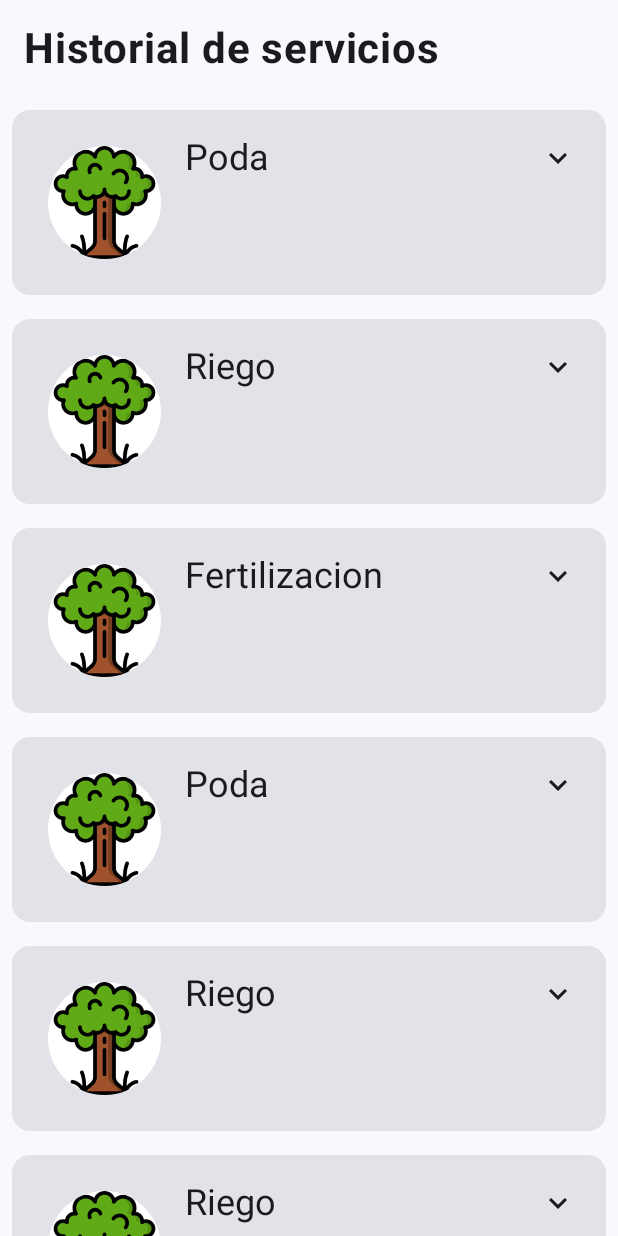
After one commit to patyjs/Jetpack_UI_Adoptree, an Android app built with Jetpack Compose: the HistorialActivity screen opened directly, with no data from a screen before it, on a phone screen of 412 x 824 dp. The commit adds this screen. Run offline under Robolectric (Android 15) with nearby library versions, the light colour scheme and no system bars.

Commit message:
Interfaz de historial de servicios

```diff
--- a/app/build.gradle
+++ b/app/build.gradle
@@ -62,6 +62,7 @@ dependencies {
     implementation platform('androidx.compose:compose-bom:2022.10.00')
     implementation platform('androidx.compose:compose-bom:2022.10.00')
     implementation platform('androidx.compose:compose-bom:2022.10.00')
+    implementation platform('androidx.compose:compose-bom:2022.10.00')
     testImplementation 'junit:junit:4.13.2'
     androidTestImplementation 'androidx.test.ext:junit:1.1.5'
     androidTestImplementation 'androidx.test.espresso:espresso-core:3.5.1'
@@ -72,6 +73,7 @@ dependencies {
     androidTestImplementation platform('androidx.compose:compose-bom:2022.10.00')
     androidTestImplementation platform('androidx.compose:compose-bom:2022.10.00')
     androidTestImplementation platform('androidx.compose:compose-bom:2022.10.00')
+    androidTestImplementation platform('androidx.compose:compose-bom:2022.10.00')
     debugImplementation 'androidx.compose.ui:ui-tooling'
     debugImplementation 'androidx.compose.ui:ui-test-manifest'
 }
--- a/app/src/main/AndroidManifest.xml
+++ b/app/src/main/AndroidManifest.xml
@@ -12,6 +12,11 @@
         android:supportsRtl="true"
         android:theme="@style/Theme.Myapp"
         tools:targetApi="31">
+        <activity
+            android:name=".HistorialActivity"
+            android:exported="false"
+            android:label="@string/title_activity_historial"
+            android:theme="@style/Theme.Myapp" />
         <activity
             android:name=".MisArbolesActivity"
             android:exported="true"
@@ -42,9 +47,7 @@
             android:name=".LoginActivity"
             android:exported="false"
             android:label="@string/title_activity_login"
-            android:theme="@style/Theme.Myapp">
-
-        </activity>
+            android:theme="@style/Theme.Myapp"></activity>
     </application>
 
 </manifest>
--- /dev/null
+++ b/app/src/main/java/com/example/myapp/HistorialActivity.kt
@@ -0,0 +1,176 @@
+package com.example.myapp
+
+import android.os.Bundle
+import androidx.activity.ComponentActivity
+import androidx.activity.compose.setContent
+import androidx.compose.animation.animateContentSize
+import androidx.compose.animation.core.Spring
+import androidx.compose.animation.core.spring
+import androidx.compose.foundation.Image
+import androidx.compose.foundation.layout.Arrangement
+import androidx.compose.foundation.layout.Box
+import androidx.compose.foundation.layout.Column
+import androidx.compose.foundation.layout.Row
+import androidx.compose.foundation.layout.Spacer
+import androidx.compose.foundation.layout.fillMaxHeight
+import androidx.compose.foundation.layout.fillMaxSize
+import androidx.compose.foundation.layout.fillMaxWidth
+import androidx.compose.foundation.layout.height
+import androidx.compose.foundation.layout.padding
+import androidx.compose.foundation.layout.size
+import androidx.compose.foundation.layout.width
+import androidx.compose.foundation.lazy.LazyColumn
+import androidx.compose.foundation.lazy.items
+import androidx.compose.foundation.shape.RoundedCornerShape
+import androidx.compose.material.icons.Icons
+import androidx.compose.material3.Card
+import androidx.compose.material3.Icon
+import androidx.compose.material3.IconButton
+import androidx.compose.material3.MaterialTheme
+import androidx.compose.material3.Surface
+import androidx.compose.material3.Text
+import androidx.compose.runtime.Composable
+import androidx.compose.runtime.getValue
+import androidx.compose.runtime.mutableStateOf
+import androidx.compose.runtime.remember
+import androidx.compose.runtime.setValue
+import androidx.compose.ui.Alignment
+import androidx.compose.ui.Modifier
+import androidx.compose.ui.draw.clip
+import androidx.compose.ui.layout.ContentScale
+import androidx.compose.ui.res.painterResource
+import androidx.compose.ui.res.stringResource
+import androidx.compose.ui.text.font.FontWeight
+import androidx.compose.ui.tooling.preview.Preview
+import androidx.compose.ui.unit.dp
+import androidx.compose.ui.unit.sp
+import com.example.myapp.Models.HistorialServiciosModel
+import com.example.myapp.Models.MisArbolesModel
+import com.example.myapp.ui.theme.MyappTheme
+
+class HistorialActivity : ComponentActivity() {
+    override fun onCreate(savedInstanceState: Bundle?) {
+        super.onCreate(savedInstanceState)
+        setContent {
+            MyappTheme {
+                // A surface container using the 'background' color from the theme
+                Surface(
+                    modifier = Modifier.fillMaxSize(),
+                    color = MaterialTheme.colorScheme.background
+                ) {
+                    Greeting3()
+                }
+            }
+        }
+    }
+}
+
+@Composable
+fun Greeting3(modifier: Modifier = Modifier) {
+    val misArboles: List<HistorialServiciosModel> = listOf<HistorialServiciosModel>(
+        HistorialServiciosModel("Poda", "12 de octubre",R.drawable.img),
+        HistorialServiciosModel("Riego", "5 de julio",R.drawable.img),
+        HistorialServiciosModel("Fertilizacion", "1 de noviembre",R.drawable.img),
+        HistorialServiciosModel("Poda", "12 de octubre",R.drawable.img),
+        HistorialServiciosModel("Riego", "5 de julio",R.drawable.img),
+        HistorialServiciosModel("Riego", "5 de julio",R.drawable.img),
+    )
+
+    Column {
+        Text(
+            text = "Historial de servicios",
+            fontSize = 28.sp,
+            fontWeight = FontWeight.Bold,
+            modifier=Modifier.padding(16.dp)
+        )
+        LazyColumn(modifier = modifier
+            .fillMaxSize()) {
+
+            items(misArboles) { data ->
+                DrawHistoryCard(data,modifier.padding(8.dp))
+            }
+        }
+    }
+
+
+}
+
+@Composable
+fun DrawHistoryCard(data: HistorialServiciosModel, modifier: Modifier = Modifier) {
+    var expanded by remember { mutableStateOf(false) }
+    Card(modifier = modifier
+        .animateContentSize(
+            animationSpec = spring(
+                dampingRatio = Spring.DampingRatioNoBouncy,
+                stiffness = Spring.StiffnessMedium
+            ))
+    ) {
+        Column {
+            Row {
+                Image(
+                    painter = painterResource(data.ImageId),
+                    contentDescription = "",
+                    modifier = Modifier
+                        .padding(24.dp, 24.dp, 0.dp, 24.dp)
+                        .width(75.dp)
+                        .height(75.dp)
+                        .clip(RoundedCornerShape(38.dp)),
+                    contentScale = ContentScale.Crop
+                )
+
+                Text(
+                    text = data.Servicio,
+                    modifier = Modifier
+                        .padding(16.dp),
+                    style = MaterialTheme.typography.headlineSmall
+                )
+                Spacer(Modifier.weight(1f))
+
+                IconButton(
+                    modifier = Modifier
+                        .size(64.dp)
+                        .padding(16.dp),
+                    onClick = {
+                        expanded = !expanded
+                    })
+                {
+                    Icon(
+                        painterResource(
+                            id = if(expanded) R.drawable.arrow_up_24 else R.drawable.arrow_down_24),
+                        contentDescription = null)
+                }
+            }
+
+            if (expanded) {
+                Column(
+                    modifier = Modifier
+                        .padding(16.dp)
+                ) {
+                    Spacer(modifier = Modifier.height(8.dp))
+                    Text(
+                        text = data.Fecha,
+                        modifier = Modifier,
+                        style = MaterialTheme.typography.headlineSmall
+                    )
+                }
+            }
+        }
+
+
+    }
+}
+
+
+@Preview(showBackground = true)
+@Composable
+fun GreetingPreview6() {
+    MyappTheme {
+        // A surface container using the 'background' color from the theme
+        Surface(
+            modifier = Modifier.fillMaxSize(),
+            color = MaterialTheme.colorScheme.background
+        ) {
+            Greeting3()
+        }
+    }
+}
--- a/app/src/main/java/com/example/myapp/MisArbolesActivity.kt
+++ b/app/src/main/java/com/example/myapp/MisArbolesActivity.kt
@@ -144,6 +144,8 @@ fun DrawCard(arbolData :MisArbolesModel, modifier: Modifier = Modifier) {
     }
 }
 
+
+
 @Preview(showBackground = true)
 @Composable
 fun GreetingPreview5() {
--- /dev/null
+++ b/app/src/main/java/com/example/myapp/Models/HistorialServiciosModel.kt
@@ -0,0 +1,7 @@
+package com.example.myapp.Models
+
+class HistorialServiciosModel(
+    val Servicio : String,
+    val Fecha : String,
+    val ImageId : Int
+)
--- /dev/null
+++ b/app/src/main/res/drawable/arrow_down_24.xml
@@ -0,0 +1,5 @@
+<vector android:height="24dp" android:tint="#000000"
+    android:viewportHeight="24" android:viewportWidth="24"
+    android:width="24dp" xmlns:android="http://schemas.android.com/apk/res/android">
+    <path android:fillColor="@android:color/white" android:pathData="M7.41,8.59L12,13.17l4.59,-4.58L18,10l-6,6 -6,-6 1.41,-1.41z"/>
+</vector>
--- /dev/null
+++ b/app/src/main/res/drawable/arrow_up_24.xml
@@ -0,0 +1,5 @@
+<vector android:height="24dp" android:tint="#000000"
+    android:viewportHeight="24" android:viewportWidth="24"
+    android:width="24dp" xmlns:android="http://schemas.android.com/apk/res/android">
+    <path android:fillColor="@android:color/white" android:pathData="M7.41,15.41L12,10.83l4.59,4.58L18,14l-6,-6 -6,6z"/>
+</vector>
--- a/app/src/main/res/values/strings.xml
+++ b/app/src/main/res/values/strings.xml
@@ -5,4 +5,5 @@
     <string name="title_activity_registro_direccion_arbol">RegistroDireccionArbolActivity</string>
     <string name="title_activity_registro_info_arbol">RegistroInfoArbolActivity</string>
     <string name="title_activity_mis_arboles">MisArbolesActivity</string>
+    <string name="title_activity_historial">HistorialActivity</string>
 </resources>
```
